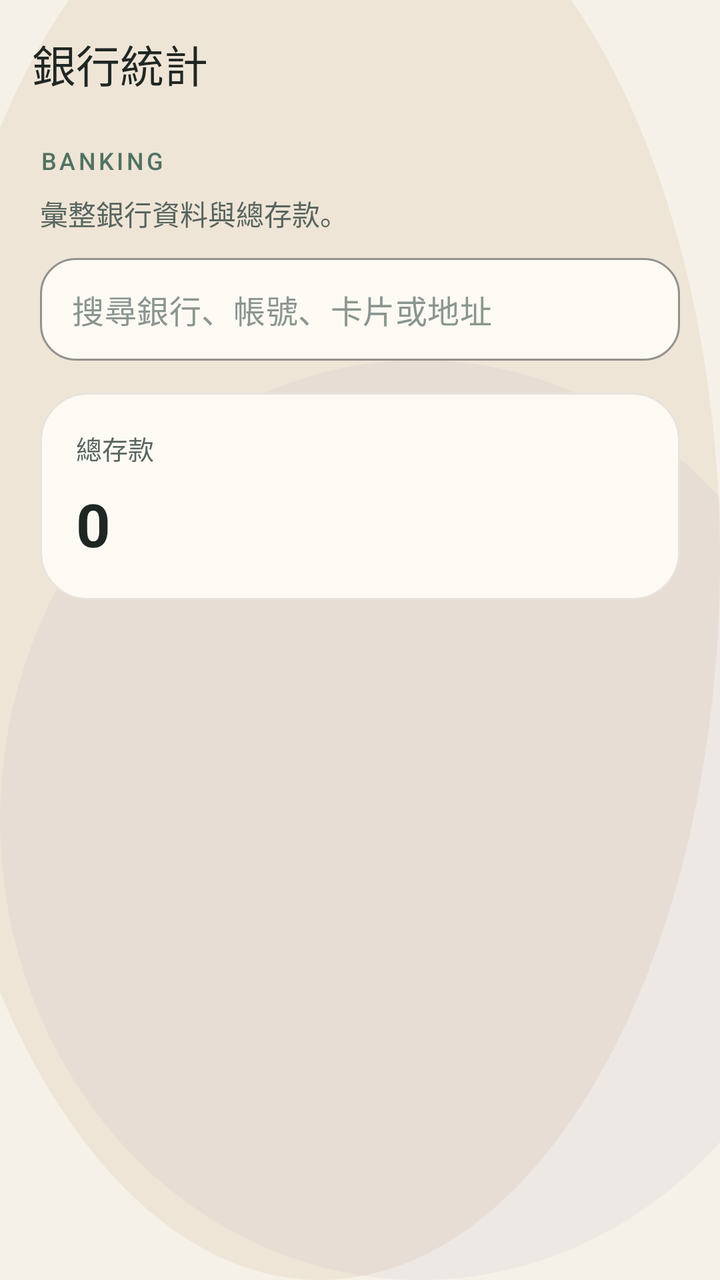
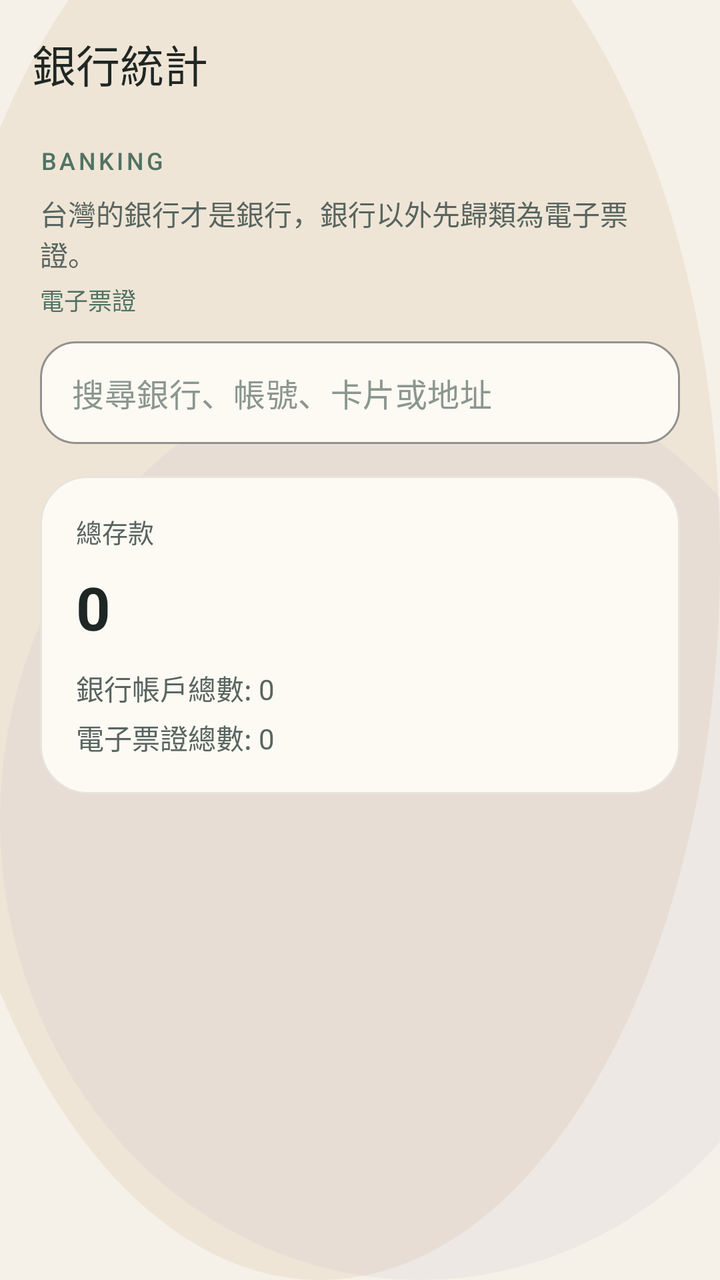

Compare the two renders of this Android layout. The source of the first and the diff that turns it into the second are given below.
<!-- AndroidManifest.xml: application theme Theme.Appwriteandroidtrae -->
<!-- res/layout/activity_bank_stats.xml -->
<?xml version="1.0" encoding="utf-8"?>
<androidx.constraintlayout.widget.ConstraintLayout xmlns:android="http://schemas.android.com/apk/res/android"
    xmlns:app="http://schemas.android.com/apk/res-auto"
    xmlns:tools="http://schemas.android.com/tools"
    android:id="@+id/main"
    android:layout_width="match_parent"
    android:layout_height="match_parent"
    android:background="@drawable/bg_main_dashboard"
    tools:context=".BankStatsActivity">

    <com.google.android.material.appbar.MaterialToolbar
        android:id="@+id/toolbar"
        android:layout_width="0dp"
        android:layout_height="wrap_content"
        android:background="@android:color/transparent"
        android:contentInsetStartWithNavigation="0dp"
        android:minHeight="?attr/actionBarSize"
        android:paddingStart="8dp"
        android:paddingEnd="8dp"
        app:layout_constraintEnd_toEndOf="parent"
        app:layout_constraintStart_toStartOf="parent"
        app:layout_constraintTop_toTopOf="parent"
        app:navigationIconTint="@color/slate_950"
        app:title="@string/feature_bank"
        app:titleTextColor="@color/slate_950" />

    <TextView
        android:id="@+id/textEyebrow"
        android:layout_width="0dp"
        android:layout_height="wrap_content"
        android:layout_marginStart="20dp"
        android:layout_marginTop="8dp"
        android:layout_marginEnd="20dp"
        android:fontFamily="sans-serif-medium"
        android:letterSpacing="0.12"
        android:text="@string/screen_bank_eyebrow"
        android:textAllCaps="true"
        android:textColor="@color/sage_700"
        android:textSize="12sp"
        app:layout_constraintEnd_toEndOf="parent"
        app:layout_constraintStart_toStartOf="parent"
        app:layout_constraintTop_toBottomOf="@id/toolbar" />

    <TextView
        android:id="@+id/textSubtitleHeader"
        android:layout_width="0dp"
        android:layout_height="wrap_content"
        android:layout_marginStart="20dp"
        android:layout_marginTop="8dp"
        android:layout_marginEnd="20dp"
        android:text="@string/screen_bank_subtitle"
        android:textColor="@color/slate_700"
        android:textSize="14sp"
        app:layout_constraintEnd_toEndOf="parent"
        app:layout_constraintStart_toStartOf="parent"
        app:layout_constraintTop_toBottomOf="@id/textEyebrow" />

    <com.google.android.material.textfield.TextInputLayout
        android:id="@+id/inputLayoutSearchBanks"
        style="@style/Widget.MaterialComponents.TextInputLayout.OutlinedBox"
        android:layout_width="0dp"
        android:layout_height="wrap_content"
        android:layout_marginStart="20dp"
        android:layout_marginTop="12dp"
        android:layout_marginEnd="20dp"
        app:boxBackgroundColor="@color/surface_high"
        app:boxCornerRadiusBottomEnd="18dp"
        app:boxCornerRadiusBottomStart="18dp"
        app:boxCornerRadiusTopEnd="18dp"
        app:boxCornerRadiusTopStart="18dp"
        app:boxStrokeColor="@color/surface_outline"
        app:hintEnabled="false"
        app:layout_constraintEnd_toEndOf="parent"
        app:layout_constraintStart_toStartOf="parent"
        app:layout_constraintTop_toBottomOf="@id/textSubtitleHeader">

        <com.google.android.material.textfield.TextInputEditText
            android:id="@+id/editTextSearchBanks"
            android:layout_width="match_parent"
            android:layout_height="wrap_content"
            android:hint="@string/bank_search_hint"
            android:imeOptions="actionSearch"
            android:inputType="text"
            android:maxLines="1"
            android:paddingTop="14dp"
            android:paddingBottom="14dp"
            android:textColor="@color/slate_950"
            android:textColorHint="@color/slate_500" />
    </com.google.android.material.textfield.TextInputLayout>

    <ProgressBar
        android:id="@+id/progressBar"
        android:layout_width="wrap_content"
        android:layout_height="wrap_content"
        android:visibility="gone"
        app:layout_constraintBottom_toBottomOf="parent"
        app:layout_constraintEnd_toEndOf="parent"
        app:layout_constraintStart_toStartOf="parent"
        app:layout_constraintTop_toBottomOf="@id/inputLayoutSearchBanks" />

    <com.google.android.material.card.MaterialCardView
        android:id="@+id/cardBankSummary"
        android:layout_width="0dp"
        android:layout_height="wrap_content"
        android:layout_marginStart="20dp"
        android:layout_marginTop="16dp"
        android:layout_marginEnd="20dp"
        app:cardBackgroundColor="@color/surface_high"
        app:cardCornerRadius="24dp"
        app:cardElevation="0dp"
        app:strokeColor="@color/surface_outline"
        app:layout_constraintEnd_toEndOf="parent"
        app:layout_constraintStart_toStartOf="parent"
        app:layout_constraintTop_toBottomOf="@id/inputLayoutSearchBanks">

        <LinearLayout
            android:layout_width="match_parent"
            android:layout_height="wrap_content"
            android:orientation="vertical"
            android:padding="18dp">

            <TextView
                android:layout_width="wrap_content"
                android:layout_height="wrap_content"
                android:text="總存款"
                android:textColor="@color/slate_700"
                android:textSize="13sp" />

            <TextView
                android:id="@+id/textTotalDeposit"
                android:layout_width="wrap_content"
                android:layout_height="wrap_content"
                android:layout_marginTop="8dp"
                android:text="0"
                android:textColor="@color/slate_950"
                android:textSize="30sp"
                android:textStyle="bold" />
        </LinearLayout>

    </com.google.android.material.card.MaterialCardView>

    <ListView
        android:id="@+id/listViewBanks"
        android:layout_width="0dp"
        android:layout_height="0dp"
        android:clipToPadding="false"
        android:divider="@android:color/transparent"
        android:dividerHeight="0dp"
        android:paddingStart="8dp"
        android:paddingTop="10dp"
        android:paddingEnd="8dp"
        android:paddingBottom="24dp"
        app:layout_constraintBottom_toTopOf="@id/textViewError"
        app:layout_constraintEnd_toEndOf="parent"
        app:layout_constraintStart_toStartOf="parent"
        app:layout_constraintTop_toBottomOf="@id/cardBankSummary" />

    <TextView
        android:id="@+id/textViewError"
        android:layout_width="0dp"
        android:layout_height="wrap_content"
        android:layout_marginStart="20dp"
        android:layout_marginEnd="20dp"
        android:layout_marginBottom="20dp"
        android:background="@drawable/bg_error_panel"
        android:padding="14dp"
        android:textColor="@color/accent_coral"
        android:visibility="gone"
        app:layout_constraintBottom_toBottomOf="parent"
        app:layout_constraintEnd_toEndOf="parent"
        app:layout_constraintStart_toStartOf="parent" />

</androidx.constraintlayout.widget.ConstraintLayout>
<!-- resources referenced by this layout -->
<resources>
  <color name="accent_coral">#FFD88876</color>
  <color name="sage_700">#FF517264</color>
  <color name="slate_500">#FF8A968F</color>
  <color name="slate_700">#FF586560</color>
  <color name="slate_950">#FF1F2724</color>
  <color name="surface_high">#FFFDF9F3</color>
  <color name="surface_outline">#1A1F2724</color>
  <!-- drawable bg_error_panel (drawable) -->
  <?xml version="1.0" encoding="utf-8"?>
  <shape xmlns:android="http://schemas.android.com/apk/res/android">
      <corners android:radius="18dp" />
      <solid android:color="#1AF3E3DB" />
      <stroke
          android:width="1dp"
          android:color="#33D88876" />
  </shape>
  <!-- drawable bg_main_dashboard (drawable) -->
  <?xml version="1.0" encoding="utf-8"?>
  <layer-list xmlns:android="http://schemas.android.com/apk/res/android">
      <item android:drawable="@color/surface_base" />
      <item android:top="-80dp" android:left="-40dp">
          <shape android:shape="oval">
              <size android:width="280dp" android:height="280dp" />
              <solid android:color="#26C6A36A" />
          </shape>
      </item>
      <item android:top="180dp" android:right="-60dp">
          <shape android:shape="oval">
              <size android:width="240dp" android:height="240dp" />
              <solid android:color="#1AA491C0" />
          </shape>
      </item>
  </layer-list>
  <string name="bank_search_hint">搜尋銀行、帳號、卡片或地址</string>
  <string name="feature_bank">銀行統計</string>
  <string name="screen_bank_eyebrow">Banking</string>
  <string name="screen_bank_subtitle">彙整銀行資料與總存款。</string>
  <style name="Theme.Appwriteandroidtrae" parent="Base.Theme.Appwriteandroidtrae" />
  <color name="surface_base">#FFF5F1E8</color>
  <style name="Base.Theme.Appwriteandroidtrae" parent="Theme.Material3.Light.NoActionBar">
          <item name="colorPrimary">@color/sage_700</item>
          <item name="colorOnPrimary">@color/sand_50</item>
          <item name="colorSecondary">@color/accent_gold</item>
          <item name="colorTertiary">@color/accent_coral</item>
          <item name="android:colorBackground">@color/surface_base</item>
          <item name="colorSurface">@color/surface_high</item>
          <item name="colorOnSurface">@color/slate_950</item>
          <item name="colorSurfaceVariant">@color/seafoam_100</item>
          <item name="colorOutline">@color/surface_outline</item>
          <item name="android:statusBarColor">@android:color/transparent</item>
          <item name="android:navigationBarColor">@color/surface_base</item>
          <item name="android:windowLightStatusBar">true</item>
          <item name="android:windowLightNavigationBar">true</item>
      </style>
  <color name="sand_50">#FFF7F1E7</color>
  <color name="accent_gold">#FFC6A36A</color>
  <color name="seafoam_100">#FFDDEAE2</color>
</resources>

<!-- the commit's change to res/layout/activity_bank_stats.xml (unified diff, before → after) -->
@@ -55,6 +55,20 @@
         app:layout_constraintStart_toStartOf="parent"
         app:layout_constraintTop_toBottomOf="@id/textEyebrow" />
 
+    <TextView
+        android:id="@+id/textCategoryNote"
+        android:layout_width="0dp"
+        android:layout_height="wrap_content"
+        android:layout_marginStart="20dp"
+        android:layout_marginTop="4dp"
+        android:layout_marginEnd="20dp"
+        android:text="@string/bank_category_note"
+        android:textColor="@color/sage_700"
+        android:textSize="12sp"
+        app:layout_constraintEnd_toEndOf="parent"
+        app:layout_constraintStart_toStartOf="parent"
+        app:layout_constraintTop_toBottomOf="@id/textSubtitleHeader" />
+
     <com.google.android.material.textfield.TextInputLayout
         android:id="@+id/inputLayoutSearchBanks"
         style="@style/Widget.MaterialComponents.TextInputLayout.OutlinedBox"
@@ -72,7 +86,7 @@
         app:hintEnabled="false"
         app:layout_constraintEnd_toEndOf="parent"
         app:layout_constraintStart_toStartOf="parent"
-        app:layout_constraintTop_toBottomOf="@id/textSubtitleHeader">
+        app:layout_constraintTop_toBottomOf="@id/textCategoryNote">
 
         <com.google.android.material.textfield.TextInputEditText
             android:id="@+id/editTextSearchBanks"
@@ -135,6 +149,24 @@
                 android:textColor="@color/slate_950"
                 android:textSize="30sp"
                 android:textStyle="bold" />
+
+            <TextView
+                android:id="@+id/textBankAccountCount"
+                android:layout_width="wrap_content"
+                android:layout_height="wrap_content"
+                android:layout_marginTop="10dp"
+                android:text="@string/bank_account_total_placeholder"
+                android:textColor="@color/slate_700"
+                android:textSize="14sp" />
+
+            <TextView
+                android:id="@+id/textTicketCount"
+                android:layout_width="wrap_content"
+                android:layout_height="wrap_content"
+                android:layout_marginTop="4dp"
+                android:text="@string/bank_ticket_total_placeholder"
+                android:textColor="@color/slate_700"
+                android:textSize="14sp" />
         </LinearLayout>
 
     </com.google.android.material.card.MaterialCardView>
<!-- resource entries referenced after the edit -->
@@ -33,10 +33,13 @@
           </shape>
       </item>
   </layer-list>
+  <string name="bank_account_total_placeholder">銀行帳戶總數: 0</string>
+  <string name="bank_category_note">電子票證</string>
   <string name="bank_search_hint">搜尋銀行、帳號、卡片或地址</string>
+  <string name="bank_ticket_total_placeholder">電子票證總數: 0</string>
   <string name="feature_bank">銀行統計</string>
   <string name="screen_bank_eyebrow">Banking</string>
-  <string name="screen_bank_subtitle">彙整銀行資料與總存款。</string>
+  <string name="screen_bank_subtitle">台灣的銀行才是銀行，銀行以外先歸類為電子票證。</string>
   <style name="Theme.Appwriteandroidtrae" parent="Base.Theme.Appwriteandroidtrae" />
   <color name="surface_base">#FFF5F1E8</color>
   <style name="Base.Theme.Appwriteandroidtrae" parent="Theme.Material3.Light.NoActionBar">
